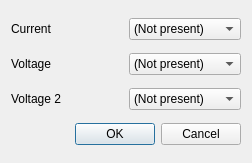
This is src/gui/cannedchannelassociationdialog.ui in CompEphys-team/rtdo as Qt 5 draws it before an edit. The edited form follows.
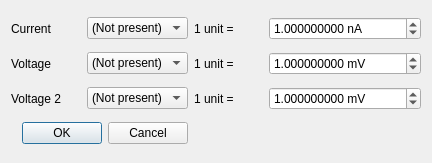
This is the edited form.

Commit message: Added scale factor to CannedDAQ

What changed in the file:
```diff
--- a/src/gui/cannedchannelassociationdialog.ui
+++ b/src/gui/cannedchannelassociationdialog.ui
@@ -6,7 +6,7 @@
    <rect>
     <x>0</x>
     <y>0</y>
-    <width>252</width>
+    <width>432</width>
     <height>163</height>
    </rect>
   </property>
@@ -72,6 +72,75 @@
      </property>
     </widget>
    </item>
+   <item row="0" column="2">
+    <widget class="QLabel" name="label_4">
+     <property name="text">
+      <string>1 unit =</string>
+     </property>
+    </widget>
+   </item>
+   <item row="0" column="3">
+    <widget class="QDoubleSpinBox" name="scaleCurrent">
+     <property name="suffix">
+      <string> nA</string>
+     </property>
+     <property name="decimals">
+      <number>9</number>
+     </property>
+     <property name="maximum">
+      <double>1000000.000000000000000</double>
+     </property>
+     <property name="value">
+      <double>1.000000000000000</double>
+     </property>
+    </widget>
+   </item>
+   <item row="1" column="3">
+    <widget class="QDoubleSpinBox" name="scaleVoltage">
+     <property name="suffix">
+      <string> mV</string>
+     </property>
+     <property name="decimals">
+      <number>9</number>
+     </property>
+     <property name="maximum">
+      <double>1000000.000000000000000</double>
+     </property>
+     <property name="value">
+      <double>1.000000000000000</double>
+     </property>
+    </widget>
+   </item>
+   <item row="2" column="3">
+    <widget class="QDoubleSpinBox" name="scaleVoltage2">
+     <property name="suffix">
+      <string> mV</string>
+     </property>
+     <property name="decimals">
+      <number>9</number>
+     </property>
+     <property name="maximum">
+      <double>1000000.000000000000000</double>
+     </property>
+     <property name="value">
+      <double>1.000000000000000</double>
+     </property>
+    </widget>
+   </item>
+   <item row="1" column="2">
+    <widget class="QLabel" name="label_5">
+     <property name="text">
+      <string>1 unit =</string>
+     </property>
+    </widget>
+   </item>
+   <item row="2" column="2">
+    <widget class="QLabel" name="label_6">
+     <property name="text">
+      <string>1 unit =</string>
+     </property>
+    </widget>
+   </item>
   </layout>
  </widget>
  <resources/>
```
The commit also changes 3 other files.
